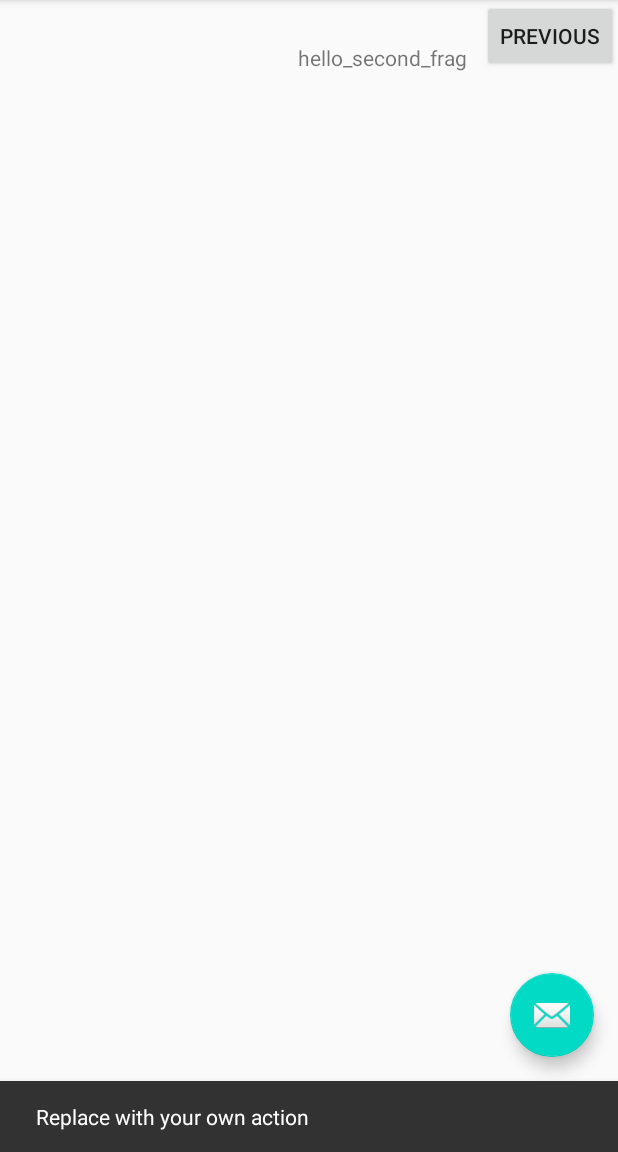
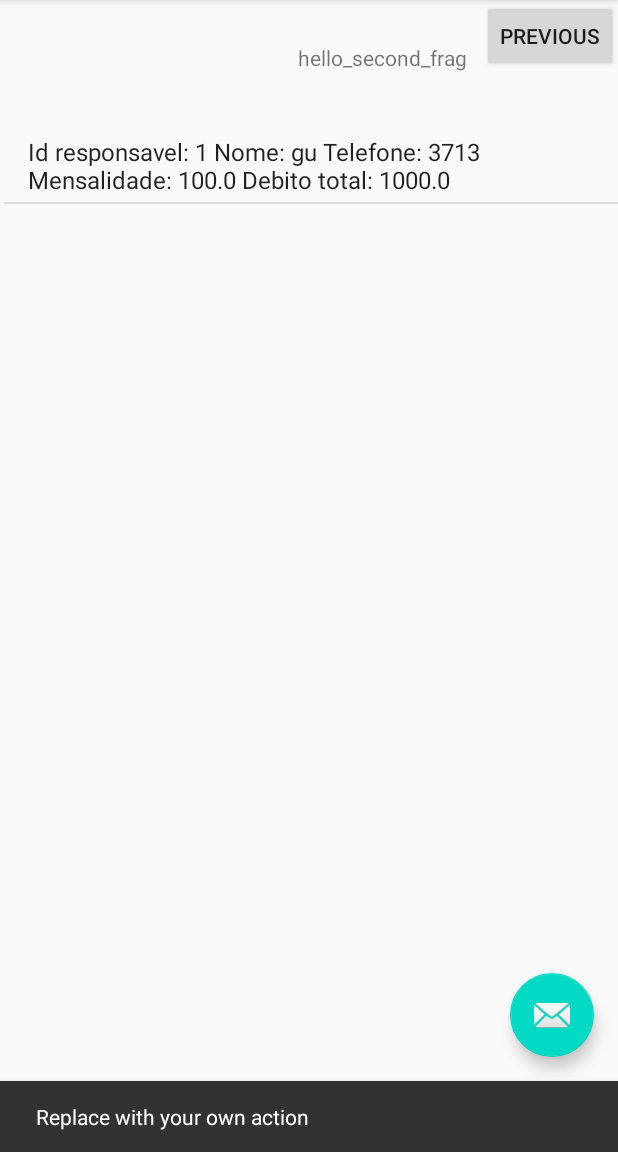
Before and after one commit to gustavoarildo/FormularioCondominio, an Android app: the SecondFragment screen opened through its navigation route, after a tap on an icon or button, on a phone screen of 412 x 824 dp, the part 84-1236 px from its top. Run offline under Robolectric (Android 15) with nearby library versions, the phone set to English and light mode, and no system bars.

Commit message:
#3 falta menu superior funcional

```diff
--- a/app/src/main/java/com/example/formulariocondominio/ResponsavelFinanceiro.java
+++ b/app/src/main/java/com/example/formulariocondominio/ResponsavelFinanceiro.java
@@ -14,6 +14,10 @@ public class ResponsavelFinanceiro {
         this.valorMensalidade = valorMensalidade;
         this.debitoTotal = debitoTotal;
 
+    }
+
+    @Override public String toString() {
+        return "Id responsavel: " + id + " Nome: " + nome + " Telefone: " + telefone  + " Mensalidade: " + valorMensalidade  + " Debito total: " + debitoTotal;
     }
 
     public int getId() {
--- a/app/src/main/java/com/example/formulariocondominio/SecondFragment.java
+++ b/app/src/main/java/com/example/formulariocondominio/SecondFragment.java
@@ -4,12 +4,21 @@ import android.os.Bundle;
 import android.view.LayoutInflater;
 import android.view.View;
 import android.view.ViewGroup;
+import android.widget.ArrayAdapter;
+import android.widget.ListView;
 
 import androidx.annotation.NonNull;
 import androidx.fragment.app.Fragment;
 import androidx.navigation.fragment.NavHostFragment;
 
+import java.util.ArrayList;
+import java.util.Arrays;
+import java.util.List;
+import java.util.Objects;
+
 public class SecondFragment extends Fragment {
+
+
 
     @Override
     public View onCreateView(
@@ -23,6 +32,19 @@ public class SecondFragment extends Fragment {
     public void onViewCreated(@NonNull View view, Bundle savedInstanceState) {
         super.onViewCreated(view, savedInstanceState);
 
+
+
+        ListView listViewResponsaveisFinanceiros = (ListView) view.findViewById(R.id.ListView_ListarTodos);
+        ArrayList<ResponsavelFinanceiro> listResponsaveisFinanceiros = todosOsResponsaveisFinanceiros();
+        ArrayAdapter<ResponsavelFinanceiro> adapter = new ArrayAdapter<ResponsavelFinanceiro>(Objects.requireNonNull(this.getContext()), android.R.layout.simple_list_item_1,listResponsaveisFinanceiros);
+
+        System.out.println(listResponsaveisFinanceiros.get(0).getNome());
+
+        listViewResponsaveisFinanceiros.setAdapter(adapter);
+
+
+
+
         view.findViewById(R.id.button_second).setOnClickListener(new View.OnClickListener() {
             @Override
             public void onClick(View view) {
@@ -31,4 +53,25 @@ public class SecondFragment extends Fragment {
             }
         });
     }
+
+
+
+
+    private ArrayList<ResponsavelFinanceiro> todosOsResponsaveisFinanceiros() {
+
+        return new ArrayList<>(Arrays.asList(
+
+                new ResponsavelFinanceiro(
+                        1,
+                        "gu",
+                        3713,
+                        100,
+                        1000)
+        ));
+
+    }
+
+
+
+
 }
--- a/app/src/main/res/menu/menu_main.xml
+++ b/app/src/main/res/menu/menu_main.xml
@@ -2,9 +2,37 @@
     xmlns:app="http://schemas.android.com/apk/res-auto"
     xmlns:tools="http://schemas.android.com/tools"
     tools:context="com.example.formulariocondominio.MainActivity">
+
     <item
-        android:id="@+id/action_settings"
+        android:id="@+id/action_menu_consulta_codigo"
         android:orderInCategory="100"
-        android:title="@string/action_settings"
+        android:title="menu_consulta_codigo"
         app:showAsAction="never" />
+
+    <item
+    android:id="@+id/action_menu_cadastrar"
+    android:orderInCategory="100"
+    android:title="menu_cadastrar"
+    app:showAsAction="never" />
+
+    <item
+        android:id="@+id/action_menu_listar_todos"
+        android:orderInCategory="100"
+        android:title="menu_listar_todos"
+        app:showAsAction="never" />
+
+
+    <item
+        android:id="@+id/action_menu_exclusao"
+        android:orderInCategory="100"
+        android:title="menu_exclusao"
+        app:showAsAction="never" />
+
+    <item
+        android:id="@+id/action_menu_alterar"
+        android:orderInCategory="100"
+        android:title="menu_alterar"
+        app:showAsAction="never" />
+
+
 </menu>
--- a/app/src/main/res/values/strings.xml
+++ b/app/src/main/res/values/strings.xml
@@ -20,4 +20,8 @@
     <string name="digite_o_valor_da_mensalidade">Digite o valor da mensalidade</string>
     <string name="digite_o_debito_total">Digite o debito total</string>
     <string name="digite_o_telefone">Digite o telefone</string>
+    <string name="consult"> consult</string>
+    <string name="menu_cadastrar"> create</string>
+    <string name="delete"> delete</string>
+    <string name="edite"> edite</string>
 </resources>
```
Also changed, not shown: app/src/main/java/com/example/formulariocondominio/FirstFragment.java (+32 -4 lines), app/src/main/java/com/example/formulariocondominio/MainActivity.java (+17 -1 lines).
